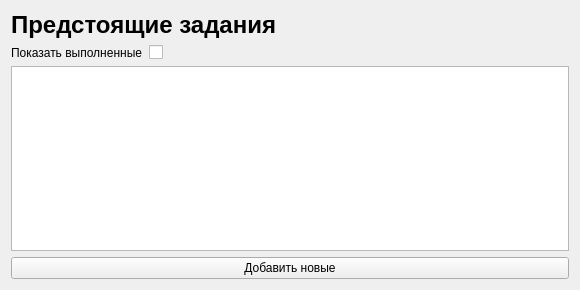
Qt form resources/forms/hometask_list.ui (lubaskinc0de/student_journal) before a commit.
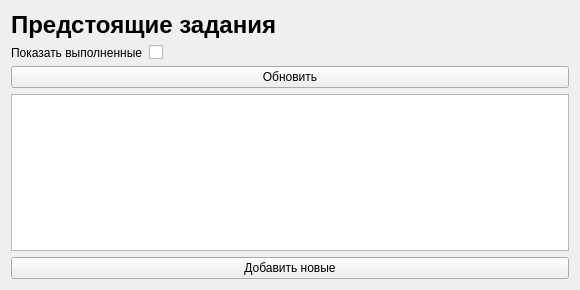
The same form after that commit.

The edit to the form file:
```diff
--- a/resources/forms/hometask_list.ui
+++ b/resources/forms/hometask_list.ui
@@ -32,6 +32,16 @@
      </item>
     </layout>
    </item>
+   <item row="3" column="0">
+    <widget class="QListWidget" name="list_hometask">
+     <property name="selectionRectVisible">
+      <bool>false</bool>
+     </property>
+     <property name="sortingEnabled">
+      <bool>false</bool>
+     </property>
+    </widget>
+   </item>
    <item row="0" column="0">
     <widget class="QLabel" name="label">
      <property name="sizePolicy">
@@ -51,23 +61,20 @@
      </property>
     </widget>
    </item>
-   <item row="2" column="0">
-    <widget class="QListWidget" name="list_hometask">
-     <property name="selectionRectVisible">
-      <bool>false</bool>
-     </property>
-     <property name="sortingEnabled">
-      <bool>false</bool>
-     </property>
-    </widget>
-   </item>
-   <item row="3" column="0">
+   <item row="4" column="0">
     <widget class="QPushButton" name="add_more">
      <property name="text">
       <string>Добавить новые</string>
      </property>
     </widget>
    </item>
+   <item row="2" column="0">
+    <widget class="QPushButton" name="refresh">
+     <property name="text">
+      <string>Обновить</string>
+     </property>
+    </widget>
+   </item>
   </layout>
  </widget>
  <resources/>
```
